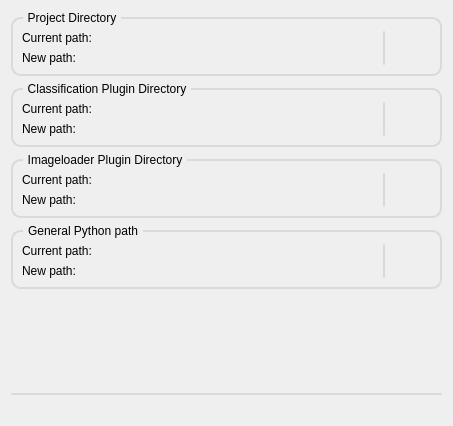
First picture: the form in view/globalsettingswidget.ui, repository Joensw/RCAIT, before the edit.
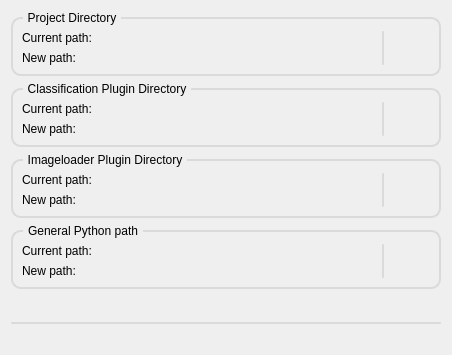
Second picture: the form after the edit. Icons and pictures are not drawn.

Commit message: Adapt widgets spacing to new contents

The edit to the form file:
```diff
--- a/view/globalsettingswidget.ui
+++ b/view/globalsettingswidget.ui
@@ -6,8 +6,8 @@
    <rect>
     <x>0</x>
     <y>0</y>
-    <width>453</width>
-    <height>426</height>
+    <width>452</width>
+    <height>355</height>
    </rect>
   </property>
   <property name="windowTitle">
```
The commit also changes 1 other file.
